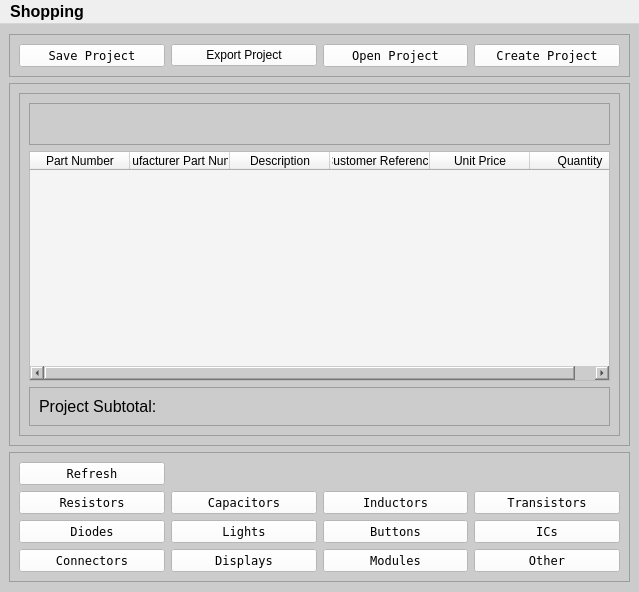
This is Program_Files/project_window.ui in Thomas1B/Electronics-Inventory-Program as Qt 5 draws it before an edit. The edited form follows.
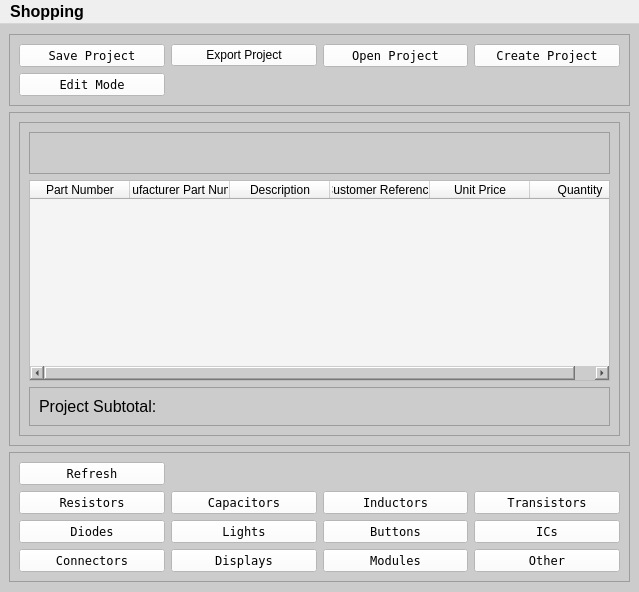
This is the edited form. Icons and pictures are not drawn.

What changed in the file:
```diff
--- a/Program_Files/project_window.ui
+++ b/Program_Files/project_window.ui
@@ -39,8 +39,8 @@
       <property name="frameShadow">
        <enum>QFrame::Raised</enum>
       </property>
-      <layout class="QHBoxLayout" name="horizontalLayout_2">
-       <item>
+      <layout class="QGridLayout" name="gridLayout">
+       <item row="0" column="0">
         <widget class="QPushButton" name="btn_save_project">
          <property name="font">
           <font>
@@ -59,7 +59,26 @@
          </property>
         </widget>
        </item>
-       <item>
+       <item row="1" column="0">
+        <widget class="QPushButton" name="btn_edit_mode">
+         <property name="font">
+          <font>
+           <family>Terminal</family>
+          </font>
+         </property>
+         <property name="styleSheet">
+          <string notr="true">background-color: rgb(255, 255, 255);</string>
+         </property>
+         <property name="text">
+          <string>Edit Mode</string>
+         </property>
+         <property name="icon">
+          <iconset>
+           <normaloff>Icons/edit-writing-mode.png</normaloff>Icons/edit-writing-mode.png</iconset>
+         </property>
+        </widget>
+       </item>
+       <item row="0" column="1">
         <widget class="QPushButton" name="btn_export_project">
          <property name="styleSheet">
           <string notr="true">font: 8pt &quot;Terminal&quot;;
@@ -74,7 +93,7 @@
          </property>
         </widget>
        </item>
-       <item>
+       <item row="0" column="2">
         <widget class="QPushButton" name="btn_open_project">
          <property name="maximumSize">
           <size>
@@ -99,7 +118,7 @@
          </property>
         </widget>
        </item>
-       <item>
+       <item row="0" column="3">
         <widget class="QPushButton" name="btn_create_project">
          <property name="maximumSize">
           <size>
@@ -183,7 +202,7 @@
                 <set>Qt::AlignLeading|Qt::AlignLeft|Qt::AlignTop</set>
                </property>
                <property name="wordWrap">
-                <bool>false</bool>
+                <bool>true</bool>
                </property>
                <property name="margin">
                 <number>0</number>
@@ -193,6 +212,22 @@
                </property>
               </widget>
              </item>
+             <item>
+              <spacer name="horizontalSpacer">
+               <property name="orientation">
+                <enum>Qt::Horizontal</enum>
+               </property>
+               <property name="sizeType">
+                <enum>QSizePolicy::Fixed</enum>
+               </property>
+               <property name="sizeHint" stdset="0">
+                <size>
+                 <width>25</width>
+                 <height>20</height>
+                </size>
+               </property>
+              </spacer>
+             </item>
              <item>
               <widget class="QLabel" name="sub_header">
                <property name="font">
@@ -213,7 +248,7 @@
                 <set>Qt::AlignLeading|Qt::AlignLeft|Qt::AlignTop</set>
                </property>
                <property name="wordWrap">
-                <bool>false</bool>
+                <bool>true</bool>
                </property>
                <property name="margin">
                 <number>0</number>
```
